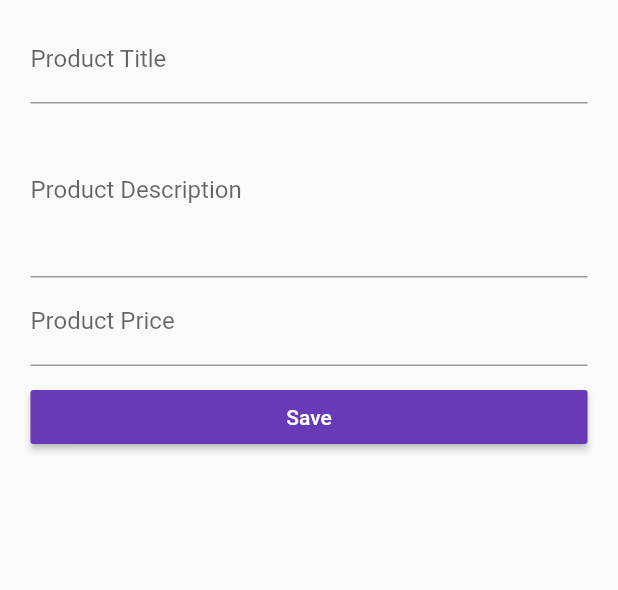
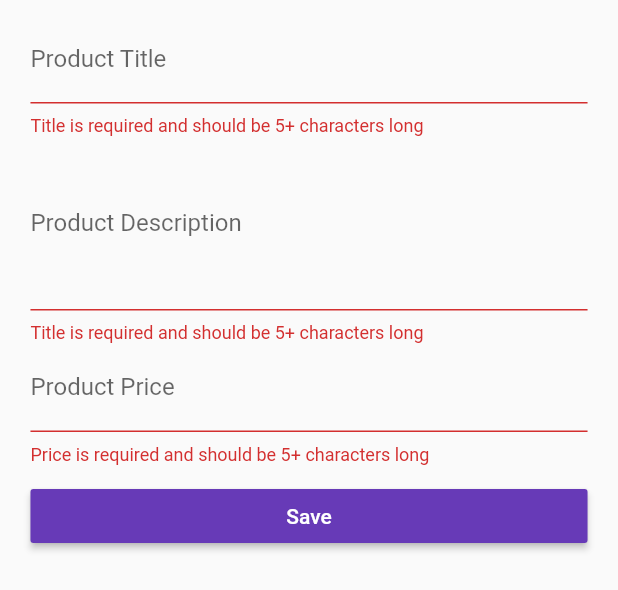
Before and after one commit to kinny94/flutter, a Flutter app: the ProductCreatePage widget shown alone on an empty page, opened directly with empty values, after a tap on "Save", on a phone screen of 412 x 824 dp. Shown: the top 590 px of the screen. Run offline on Flutter 3.47's test engine with Material 2 defaults, Android fonts, the phone set to English and light mode, and no system bars.

Commit message:
adding form and validation

```diff
--- a/first_app/lib/pages/product_create.dart
+++ b/first_app/lib/pages/product_create.dart
@@ -15,53 +15,65 @@ class ProductCreatePage extends StatefulWidget {
 
 class _ProductCreatePageState extends State<ProductCreatePage> {
 
-  String _titleValue;
-  String _descriptionValue;
-  double _priceValue;
+  final Map<String, dynamic> _formData = {
+    'title': null,
+    'description': null,
+    'price': null,
+    'imageUrl': 'assets/food.jpg'
+  };
+  final GlobalKey<FormState> _formKey = GlobalKey<FormState>();
 
   Widget _buildTitleTextField() {
-    return TextField(
+    return TextFormField(
       decoration: InputDecoration(labelText: 'Product Title'),
-      onChanged: (String value) {
-        setState(() {
-          _titleValue = value;
-        });
+      validator: (String value) {
+        if (value.isEmpty && value.length < 5) {
+          return 'Title is required and should be 5+ characters long';
+        }
+      },
+      onSaved: (String value) {
+        _formData['title'] = value;
       },
     );
   }
 
   Widget _buildProductDescriptionTextField() {
-    return TextField(
+    return TextFormField(
+      validator: (String value) {
+        if (value.isEmpty && value.length < 10) {
+          return 'Title is required and should be 5+ characters long';
+        }
+      },
       decoration: InputDecoration(labelText: 'Product Description'),
       maxLines: 4,
-      onChanged: (String value) {
-        setState(() {
-          _descriptionValue = value;
-        });
+      onSaved: (String value) {
+        _formData['description'] = value;
       },
     );
   }
 
   Widget _buildProductPriceTextField() {
-    return TextField(
+    return TextFormField(
+      validator: (String value) {
+        if (value.isEmpty && RegExp(r'^(?:[1-9]\d*|0)?(?:[.,]\d+)?$') .hasMatch(value)) {
+          return 'Price is required and should be 5+ characters long';
+        }
+      },
       decoration: InputDecoration(labelText: 'Product Price'),
       keyboardType: TextInputType.number,
-      onChanged: (String value) {
-        setState(() {
-          _priceValue = double.parse(value);
-        });
+      onSaved: (String value) {
+        _formData['price'] =  double.parse(value.replaceFirst(RegExp(r','), '.'));
       },
     );
   }
 
   _submitForm() {
-    final Map<String, dynamic> product = {
-      'title': _titleValue,
-      'description': _descriptionValue,
-      'price': _priceValue,
-      'imageUrl': 'assets/food.jpg'
-    };
-    widget.addProduct(product);
+    if (!_formKey.currentState.validate()) {
+      return;
+    }
+
+    _formKey.currentState.save();
+    widget.addProduct(_formData);
     Navigator.pushReplacementNamed(context, '/products');
   }
 
@@ -72,8 +84,15 @@ class _ProductCreatePageState extends State<ProductCreatePage> {
     final double targetWidth = deviceWidth > 550.0 ? 500 : deviceWidth * 0.95;
     final double targetPadding = deviceWidth - targetWidth;
 
-    return Container(
+    return GestureDetector(
+
+      onTap: () {
+        FocusScope.of(context).requestFocus(FocusNode());
+      },
+      child: Container(
         margin: EdgeInsets.all(10.0),
+        child: Form(
+          key: _formKey,
           child: ListView(
           padding: EdgeInsets.symmetric(horizontal: targetPadding/2),
           children: <Widget>[
@@ -91,6 +110,8 @@ class _ProductCreatePageState extends State<ProductCreatePage> {
             )
           ],
         ),
+        ),
+      ),
     );
   }
 }
```
Also changed, not shown: first_app/lib/pages/auth.dart (+36 -16 lines). Lines whose indentation alone changed are shown as unchanged.
